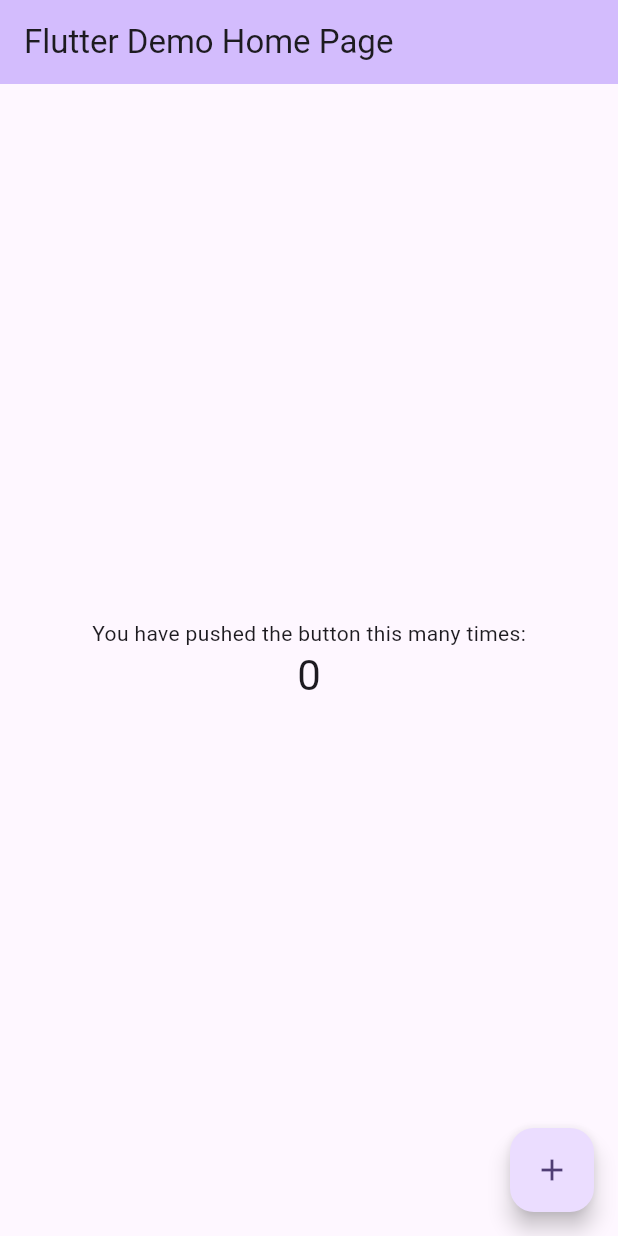
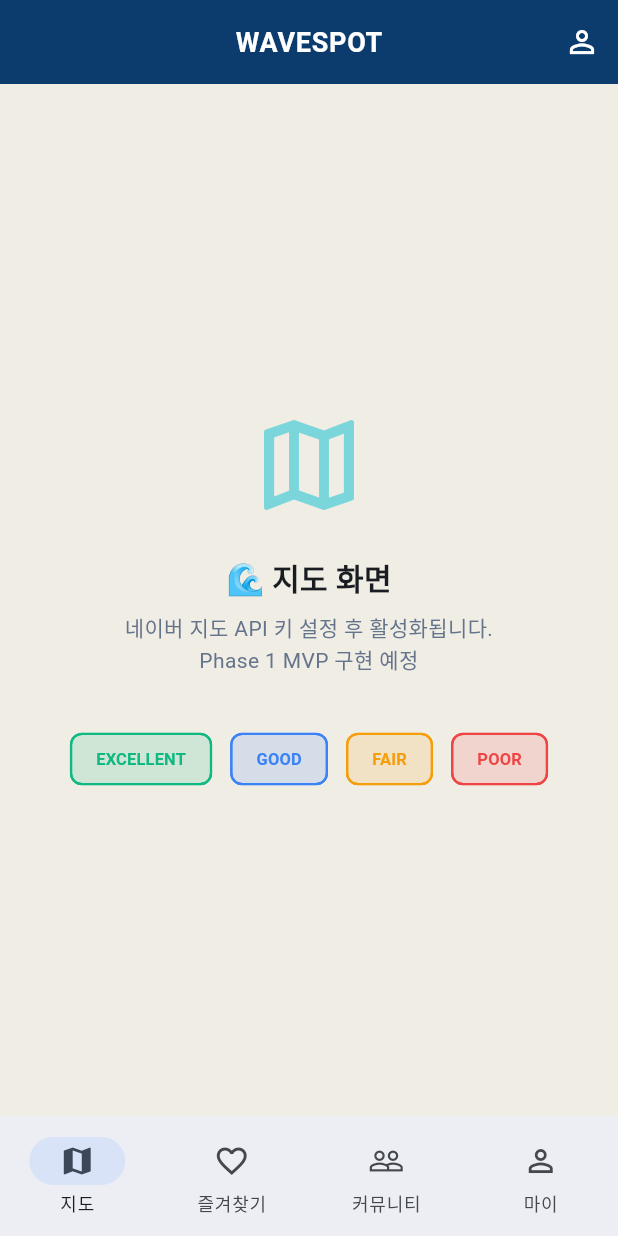
Before and after one commit to yunnhho/WaveSpot, a Flutter app: the screen it shows after launch, on a phone screen of 412 x 824 dp. Run offline on Flutter 3.47's test engine with Material 3 defaults, Android fonts, the phone set to English and light mode, and no system bars; our stand-ins replace flutter_riverpod, go_router.

Commit message:
fix: security hardening and SRS/TDD alignment
Critical bug fixes:
- jwt-auth.guard: implement actual JWT verification (was TODO/passthrough)
- auth.service: replace in-memory Map with Redis for refresh token storage
- auth.module: remove fallback-secret, throw on missing/weak JWT_SECRET

Security improvements:
- main.ts: add Helmet with HSTS, CSP, X-Frame-Options, referrer policy
- app.module: wire Joi env validation schema — server fails on missing JWT_SECRET
- env.validation.ts: new Joi schema enforcing JWT_SECRET ≥ 32 chars

Module wiring (API was non-functional without these):
- app.module: import AuthModule, UsersModule, PrismaModule, RedisModule
- auth.module: add PrismaModule import

Config completeness:
- app.config.ts: add social login, Firebase, Portone, admin IP whitelist keys
- .env.example / apps/api/.env.example: add all missing keys with placeholders
- docker-compose.yml: add healthchecks, env_file, env var substitution

Dependencies:
- package.json: add helmet, joi, @nestjs-modules/ioredis (was imported but missing)

Flutter:
- main.dart: replace default counter template with WaveSpot app scaffold
  (brand colors, Riverpod ProviderScope, go_router, SplashScreen)

Co-Authored-By: Claude Sonnet 4.6 <noreply@anthropic.com>

```diff
--- a/apps/api/package.json
+++ b/apps/api/package.json
@@ -20,6 +20,7 @@
     "test:e2e": "jest --config ./test/jest-e2e.json"
   },
   "dependencies": {
+    "@nestjs-modules/ioredis": "^2.0.2",
     "@nestjs/common": "^11.0.1",
     "@nestjs/config": "^4.0.3",
     "@nestjs/core": "^11.0.1",
@@ -32,7 +33,9 @@
     "bcryptjs": "^3.0.3",
     "class-transformer": "^0.5.1",
     "class-validator": "^0.14.4",
+    "helmet": "^8.0.0",
     "ioredis": "^5.10.0",
+    "joi": "^17.13.3",
     "passport": "^0.7.0",
     "passport-jwt": "^4.0.1",
     "passport-local": "^1.0.0",
--- a/apps/mobile/lib/main.dart
+++ b/apps/mobile/lib/main.dart
@@ -1,122 +1,341 @@
 import 'package:flutter/material.dart';
+import 'package:flutter/services.dart';
+import 'package:flutter_riverpod/flutter_riverpod.dart';
+import 'package:go_router/go_router.dart';
 
-void main() {
-  runApp(const MyApp());
+// ============================================================
+// WAVESPOT 디자인 토큰 (TDD v1.1 Section 1 기반)
+// ============================================================
+class WavespotColors {
+  static const oceanBlue = Color(0xFF0C3B6E);
+  static const waveCyan  = Color(0xFF07C0D4);
+  static const seaSand   = Color(0xFFF0EDE5);
+
+  static const backgroundLight = seaSand;
+  static const surfaceLight     = Color(0xFFFFFFFF);
+  static const textSecondary    = Color(0xFF64748B);
+
+  static const backgroundDark  = Color(0xFF0D1B2A);
+  static const surfaceDark     = Color(0xFF1A2E44);
+  static const primaryDark     = Color(0xFF3B82F6);
+  static const textPrimaryDark = Color(0xFFF1F5F9);
+
+  static const excellent = Color(0xFF10B981);
+  static const good      = Color(0xFF3B82F6);
+  static const fair      = Color(0xFFF59E0B);
+  static const poor      = Color(0xFFEF4444);
 }
 
-class MyApp extends StatelessWidget {
-  const MyApp({super.key});
+// ============================================================
+// 라우터 설정
+// ============================================================
+final _router = GoRouter(
+  initialLocation: '/splash',
+  routes: [
+    GoRoute(
+      path: '/splash',
+      builder: (context, state) => const SplashScreen(),
+    ),
+    GoRoute(
+      path: '/map',
+      builder: (context, state) => const MapPlaceholderScreen(),
+    ),
+  ],
+);
 
-  // This widget is the root of your application.
+// ============================================================
+// 앱 진입점
+// ============================================================
+void main() {
+  WidgetsFlutterBinding.ensureInitialized();
+
+  SystemChrome.setSystemUIOverlayStyle(
+    const SystemUiOverlayStyle(
+      statusBarColor: Colors.transparent,
+      statusBarIconBrightness: Brightness.light,
+    ),
+  );
+
+  runApp(
+    const ProviderScope(
+      child: WavespotApp(),
+    ),
+  );
+}
+
+// ============================================================
+// 루트 앱 위젯
+// ============================================================
+class WavespotApp extends StatelessWidget {
+  const WavespotApp({super.key});
+
   @override
   Widget build(BuildContext context) {
-    return MaterialApp(
-      title: 'Flutter Demo',
-      theme: ThemeData(
-        // This is the theme of your application.
-        //
-        // TRY THIS: Try running your application with "flutter run". You'll see
-        // the application has a purple toolbar. Then, without quitting the app,
-        // try changing the seedColor in the colorScheme below to Colors.green
-        // and then invoke "hot reload" (save your changes or press the "hot
-        // reload" button in a Flutter-supported IDE, or press "r" if you used
-        // the command line to start the app).
-        //
-        // Notice that the counter didn't reset back to zero; the application
-        // state is not lost during the reload. To reset the state, use hot
-        // restart instead.
-        //
-        // This works for code too, not just values: Most code changes can be
-        // tested with just a hot reload.
-        colorScheme: .fromSeed(seedColor: Colors.deepPurple),
+    return MaterialApp.router(
+      title: 'WAVESPOT',
+      debugShowCheckedModeBanner: false,
+      routerConfig: _router,
+      theme: _buildLightTheme(),
+      darkTheme: _buildDarkTheme(),
+      themeMode: ThemeMode.system,
+    );
+  }
+
+  ThemeData _buildLightTheme() {
+    return ThemeData(
+      useMaterial3: true,
+      colorScheme: ColorScheme.fromSeed(
+        seedColor: WavespotColors.oceanBlue,
+        brightness: Brightness.light,
+        primary: WavespotColors.oceanBlue,
+        secondary: WavespotColors.waveCyan,
+        surface: WavespotColors.seaSand,
       ),
-      home: const MyHomePage(title: 'Flutter Demo Home Page'),
+      scaffoldBackgroundColor: WavespotColors.seaSand,
+      appBarTheme: const AppBarTheme(
+        backgroundColor: WavespotColors.oceanBlue,
+        foregroundColor: Colors.white,
+        elevation: 0,
+        centerTitle: true,
+        titleTextStyle: TextStyle(
+          color: Colors.white,
+          fontSize: 18,
+          fontWeight: FontWeight.w600,
+          letterSpacing: 0.5,
+        ),
+      ),
+      elevatedButtonTheme: ElevatedButtonThemeData(
+        style: ElevatedButton.styleFrom(
+          backgroundColor: WavespotColors.oceanBlue,
+          foregroundColor: Colors.white,
+          shape: RoundedRectangleBorder(
+            borderRadius: BorderRadius.circular(12),
+          ),
+          padding: const EdgeInsets.symmetric(horizontal: 24, vertical: 14),
+        ),
+      ),
+    );
+  }
+
+  ThemeData _buildDarkTheme() {
+    return ThemeData(
+      useMaterial3: true,
+      colorScheme: ColorScheme.fromSeed(
+        seedColor: WavespotColors.oceanBlue,
+        brightness: Brightness.dark,
+        primary: WavespotColors.primaryDark,
+        secondary: WavespotColors.waveCyan,
+        surface: WavespotColors.surfaceDark,
+      ),
+      scaffoldBackgroundColor: WavespotColors.backgroundDark,
+      appBarTheme: const AppBarTheme(
+        backgroundColor: WavespotColors.surfaceDark,
+        foregroundColor: WavespotColors.textPrimaryDark,
+        elevation: 0,
+        centerTitle: true,
+      ),
     );
   }
 }
 
-class MyHomePage extends StatefulWidget {
-  const MyHomePage({super.key, required this.title});
-
-  // This widget is the home page of your application. It is stateful, meaning
-  // that it has a State object (defined below) that contains fields that affect
-  // how it looks.
-
-  // This class is the configuration for the state. It holds the values (in this
-  // case the title) provided by the parent (in this case the App widget) and
-  // used by the build method of the State. Fields in a Widget subclass are
-  // always marked "final".
-
-  final String title;
+// ============================================================
+// 스플래시 화면 (S-01)
+// ============================================================
+class SplashScreen extends StatefulWidget {
+  const SplashScreen({super.key});
 
   @override
-  State<MyHomePage> createState() => _MyHomePageState();
+  State<SplashScreen> createState() => _SplashScreenState();
 }
 
-class _MyHomePageState extends State<MyHomePage> {
-  int _counter = 0;
+class _SplashScreenState extends State<SplashScreen>
+    with SingleTickerProviderStateMixin {
+  late AnimationController _controller;
+  late Animation<double> _fadeAnimation;
+  late Animation<double> _scaleAnimation;
 
-  void _incrementCounter() {
-    setState(() {
-      // This call to setState tells the Flutter framework that something has
-      // changed in this State, which causes it to rerun the build method below
-      // so that the display can reflect the updated values. If we changed
-      // _counter without calling setState(), then the build method would not be
-      // called again, and so nothing would appear to happen.
-      _counter++;
+  @override
+  void initState() {
+    super.initState();
+    _controller = AnimationController(
+      vsync: this,
+      duration: const Duration(milliseconds: 1200),
+    );
+    _fadeAnimation = Tween<double>(begin: 0.0, end: 1.0).animate(
+      CurvedAnimation(parent: _controller, curve: Curves.easeIn),
+    );
+    _scaleAnimation = Tween<double>(begin: 0.85, end: 1.0).animate(
+      CurvedAnimation(parent: _controller, curve: Curves.easeOutBack),
+    );
+
+    _controller.forward();
+
+    Future.delayed(const Duration(seconds: 2), () {
+      if (mounted) context.go('/map');
     });
   }
 
   @override
+  void dispose() {
+    _controller.dispose();
+    super.dispose();
+  }
+
+  @override
   Widget build(BuildContext context) {
-    // This method is rerun every time setState is called, for instance as done
-    // by the _incrementCounter method above.
-    //
-    // The Flutter framework has been optimized to make rerunning build methods
-    // fast, so that you can just rebuild anything that needs updating rather
-    // than having to individually change instances of widgets.
     return Scaffold(
-      appBar: AppBar(
-        // TRY THIS: Try changing the color here to a specific color (to
-        // Colors.amber, perhaps?) and trigger a hot reload to see the AppBar
-        // change color while the other colors stay the same.
-        backgroundColor: Theme.of(context).colorScheme.inversePrimary,
-        // Here we take the value from the MyHomePage object that was created by
-        // the App.build method, and use it to set our appbar title.
-        title: Text(widget.title),
-      ),
+      backgroundColor: WavespotColors.oceanBlue,
       body: Center(
-        // Center is a layout widget. It takes a single child and positions it
-        // in the middle of the parent.
-        child: Column(
-          // Column is also a layout widget. It takes a list of children and
-          // arranges them vertically. By default, it sizes itself to fit its
-          // children horizontally, and tries to be as tall as its parent.
-          //
-          // Column has various properties to control how it sizes itself and
-          // how it positions its children. Here we use mainAxisAlignment to
-          // center the children vertically; the main axis here is the vertical
-          // axis because Columns are vertical (the cross axis would be
-          // horizontal).
-          //
-          // TRY THIS: Invoke "debug painting" (choose the "Toggle Debug Paint"
-          // action in the IDE, or press "p" in the console), to see the
-          // wireframe for each widget.
-          mainAxisAlignment: .center,
-          children: [
-            const Text('You have pushed the button this many times:'),
-            Text(
-              '$_counter',
-              style: Theme.of(context).textTheme.headlineMedium,
+        child: FadeTransition(
+          opacity: _fadeAnimation,
+          child: ScaleTransition(
+            scale: _scaleAnimation,
+            child: Column(
+              mainAxisSize: MainAxisSize.min,
+              children: [
+                Container(
+                  width: 96,
+                  height: 96,
+                  decoration: BoxDecoration(
+                    color: WavespotColors.waveCyan,
+                    borderRadius: BorderRadius.circular(24),
+                    boxShadow: [
+                      BoxShadow(
+                        color: WavespotColors.waveCyan.withOpacity(0.4),
+                        blurRadius: 24,
+                        offset: const Offset(0, 8),
+                      ),
+                    ],
+                  ),
+                  child: const Icon(Icons.waves, size: 56, color: Colors.white),
+                ),
+                const SizedBox(height: 24),
+                const Text(
+                  'WAVESPOT',
+                  style: TextStyle(
+                    color: Colors.white,
+                    fontSize: 32,
+                    fontWeight: FontWeight.bold,
+                    letterSpacing: 4,
+                  ),
+                ),
+                const SizedBox(height: 8),
+                Text(
+                  '수상 스포츠 컨디션, 한눈에',
+                  style: TextStyle(
+                    color: Colors.white.withOpacity(0.75),
+                    fontSize: 15,
+                    letterSpacing: 0.5,
+                  ),
+                ),
+              ],
             ),
-          ],
+          ),
         ),
-      ),
-      floatingActionButton: FloatingActionButton(
-        onPressed: _incrementCounter,
-        tooltip: 'Increment',
-        child: const Icon(Icons.add),
       ),
     );
   }
 }
+
+// ============================================================
+// 메인 지도 화면 플레이스홀더 (S-03)
+// Phase 1 MVP: 네이버 지도 + 스팟 마커 + 바텀시트 구현 예정
+// ============================================================
+class MapPlaceholderScreen extends StatelessWidget {
+  const MapPlaceholderScreen({super.key});
+
+  @override
+  Widget build(BuildContext context) {
+    return Scaffold(
+      appBar: AppBar(
+        title: const Text('WAVESPOT'),
+        actions: [
+          IconButton(
+            icon: const Icon(Icons.person_outline),
+            onPressed: () {},
+            tooltip: '마이페이지',
+          ),
+        ],
+      ),
+      body: Center(
+        child: Column(
+          mainAxisSize: MainAxisSize.min,
+          children: [
+            Icon(
+              Icons.map_outlined,
+              size: 80,
+              color: WavespotColors.waveCyan.withOpacity(0.5),
+            ),
+            const SizedBox(height: 20),
+            const Text(
+              '🌊 지도 화면',
+              style: TextStyle(fontSize: 20, fontWeight: FontWeight.bold),
+            ),
+            const SizedBox(height: 8),
+            const Text(
+              '네이버 지도 API 키 설정 후 활성화됩니다.\nPhase 1 MVP 구현 예정',
+              textAlign: TextAlign.center,
+              style: TextStyle(color: WavespotColors.textSecondary),
+            ),
+            const SizedBox(height: 32),
+            _buildGradeRow(),
+          ],
+        ),
+      ),
+      bottomNavigationBar: NavigationBar(
+        selectedIndex: 0,
+        destinations: const [
+          NavigationDestination(
+            icon: Icon(Icons.map_outlined),
+            selectedIcon: Icon(Icons.map),
+            label: '지도',
+          ),
+          NavigationDestination(
+            icon: Icon(Icons.favorite_outline),
+            selectedIcon: Icon(Icons.favorite),
+            label: '즐겨찾기',
+          ),
+          NavigationDestination(
+            icon: Icon(Icons.people_outline),
+            selectedIcon: Icon(Icons.people),
+            label: '커뮤니티',
+          ),
+          NavigationDestination(
+            icon: Icon(Icons.person_outline),
+            selectedIcon: Icon(Icons.person),
+            label: '마이',
+          ),
+        ],
+      ),
+    );
+  }
+
+  Widget _buildGradeRow() {
+    final grades = [
+      ('EXCELLENT', WavespotColors.excellent),
+      ('GOOD', WavespotColors.good),
+      ('FAIR', WavespotColors.fair),
+      ('POOR', WavespotColors.poor),
+    ];
+    return Row(
+      mainAxisAlignment: MainAxisAlignment.center,
+      children: grades.map((g) {
+        return Padding(
+          padding: const EdgeInsets.symmetric(horizontal: 6),
+          child: Chip(
+            backgroundColor: g.$2.withOpacity(0.15),
+            side: BorderSide(color: g.$2, width: 1.5),
+            label: Text(
+              g.$1,
+              style: TextStyle(
+                color: g.$2,
+                fontSize: 11,
+                fontWeight: FontWeight.w600,
+              ),
+            ),
+          ),
+        );
+      }).toList(),
+    );
+  }
+}
```
Also changed, not shown: 10 other files.
